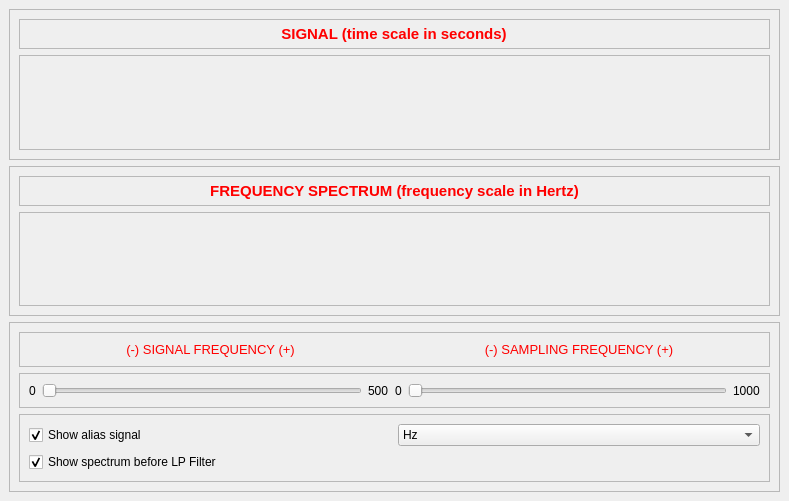
Old version of the form designer/mainwindow.ui in the repository mcorcos/ASSD-TP1-G3.
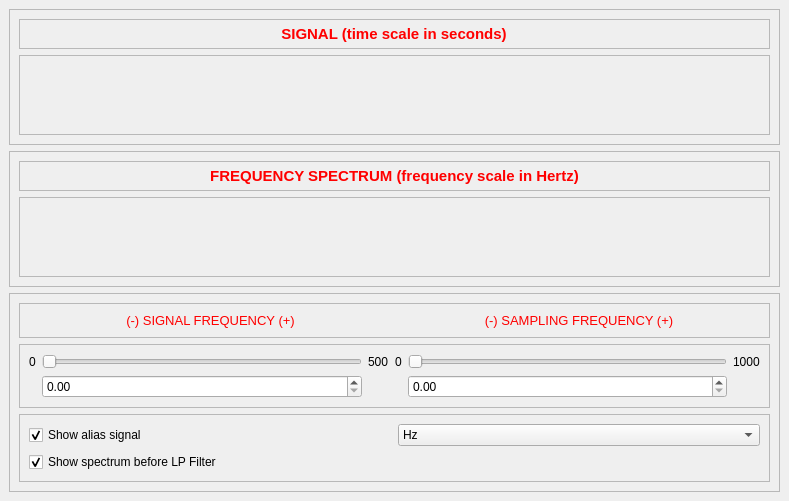
New version of the form.

```diff
--- a/designer/mainwindow.ui
+++ b/designer/mainwindow.ui
@@ -262,52 +262,84 @@
          </property>
          <layout class="QVBoxLayout" name="verticalLayout_4">
           <item>
-           <layout class="QHBoxLayout" name="horizontalLayout_2">
-            <item>
-             <widget class="QLabel" name="label_3">
-              <property name="text">
-               <string>0</string>
-              </property>
-             </widget>
-            </item>
-            <item>
-             <widget class="QSlider" name="slider1">
+           <layout class="QGridLayout" name="gridLayout_2">
+            <item row="0" column="1">
+             <widget class="QSlider" name="sliderSignalFreq">
               <property name="maximum">
+               <number>50000</number>
+              </property>
+              <property name="singleStep">
+               <number>1</number>
+              </property>
+              <property name="orientation">
+               <enum>Qt::Horizontal</enum>
+              </property>
+              <property name="tickPosition">
+               <enum>QSlider::NoTicks</enum>
+              </property>
+              <property name="tickInterval">
                <number>500</number>
               </property>
-              <property name="orientation">
-               <enum>Qt::Horizontal</enum>
+             </widget>
+            </item>
+            <item row="0" column="0">
+             <widget class="QLabel" name="label_3">
+              <property name="text">
+               <string>0</string>
               </property>
              </widget>
             </item>
-            <item>
+            <item row="0" column="2">
              <widget class="QLabel" name="label_4">
               <property name="text">
                <string>500</string>
               </property>
              </widget>
             </item>
-            <item>
+            <item row="0" column="3">
              <widget class="QLabel" name="label_5">
               <property name="text">
                <string>0</string>
               </property>
              </widget>
             </item>
-            <item>
-             <widget class="QSlider" name="slider2">
+            <item row="0" column="4">
+             <widget class="QSlider" name="sliderSampleFreq">
+              <property name="maximum">
+               <number>100000</number>
+              </property>
               <property name="orientation">
                <enum>Qt::Horizontal</enum>
               </property>
+              <property name="tickPosition">
+               <enum>QSlider::NoTicks</enum>
+              </property>
+              <property name="tickInterval">
+               <number>10000</number>
+              </property>
              </widget>
             </item>
-            <item>
+            <item row="0" column="5">
              <widget class="QLabel" name="label_6">
               <property name="text">
                <string>1000</string>
               </property>
              </widget>
             </item>
+            <item row="1" column="4">
+             <widget class="QDoubleSpinBox" name="sampleFreq">
+              <property name="maximum">
+               <double>1000.000000000000000</double>
+              </property>
+             </widget>
+            </item>
+            <item row="1" column="1">
+             <widget class="QDoubleSpinBox" name="signalFreq">
+              <property name="maximum">
+               <double>500.000000000000000</double>
+              </property>
+             </widget>
+            </item>
            </layout>
           </item>
          </layout>
```
